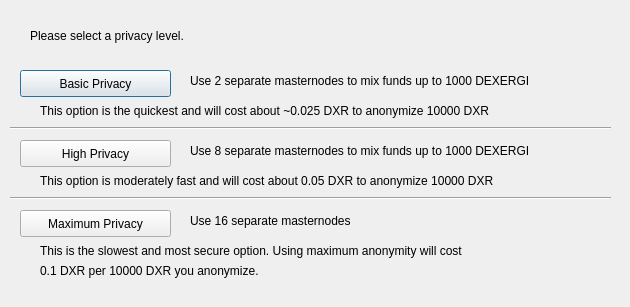
Old version of the form src/qt/forms/obfuscationconfig.ui in the repository royalsoftkv/dexergi.
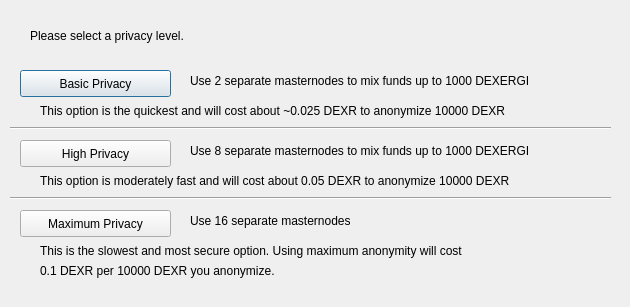
New version of the form.

Commit message: coin symbol change DXR->DEXR

```diff
--- a/src/qt/forms/obfuscationconfig.ui
+++ b/src/qt/forms/obfuscationconfig.ui
@@ -114,7 +114,7 @@
     </rect>
    </property>
    <property name="text">
-    <string>This option is the quickest and will cost about ~0.025 DXR to anonymize 10000 DXR</string>
+    <string>This option is the quickest and will cost about ~0.025 DEXR to anonymize 10000 DEXR</string>
    </property>
   </widget>
   <widget class="QLabel" name="label_7">
@@ -127,7 +127,7 @@
     </rect>
    </property>
    <property name="text">
-    <string>This option is moderately fast and will cost about 0.05 DXR to anonymize 10000 DXR</string>
+    <string>This option is moderately fast and will cost about 0.05 DEXR to anonymize 10000 DEXR</string>
    </property>
   </widget>
   <widget class="QLabel" name="label_8">
@@ -153,7 +153,7 @@
     </rect>
    </property>
    <property name="text">
-    <string>0.1 DXR per 10000 DXR you anonymize.</string>
+    <string>0.1 DEXR per 10000 DEXR you anonymize.</string>
    </property>
   </widget>
   <widget class="Line" name="line">
```
The commit also changes 133 other files.
